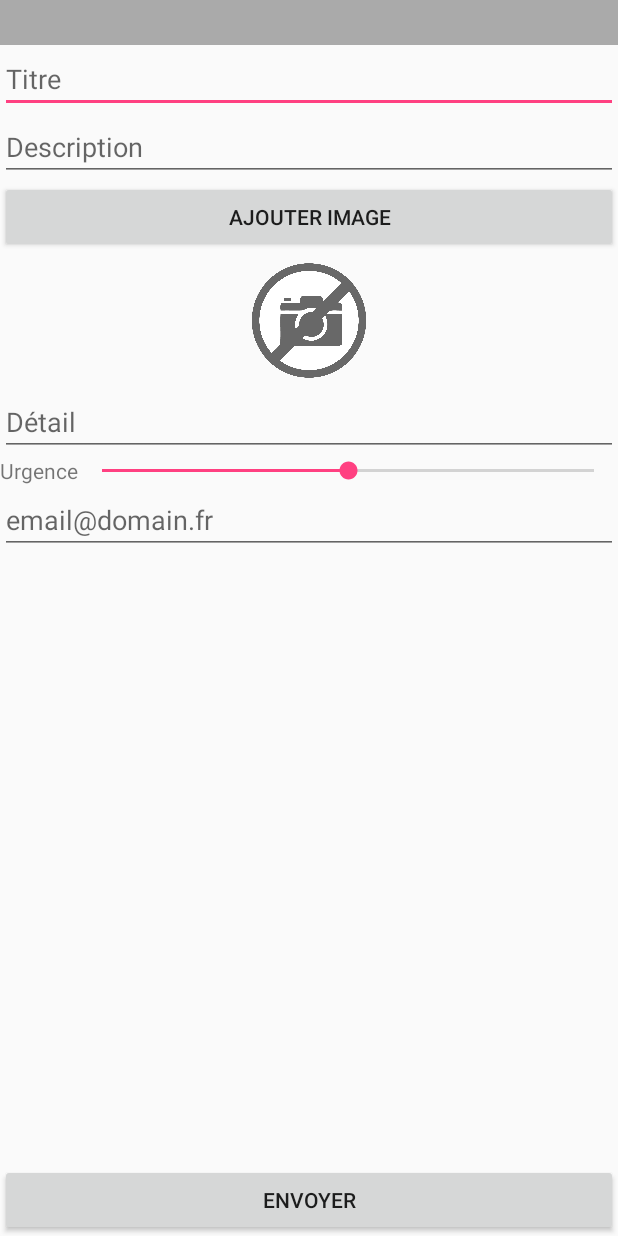
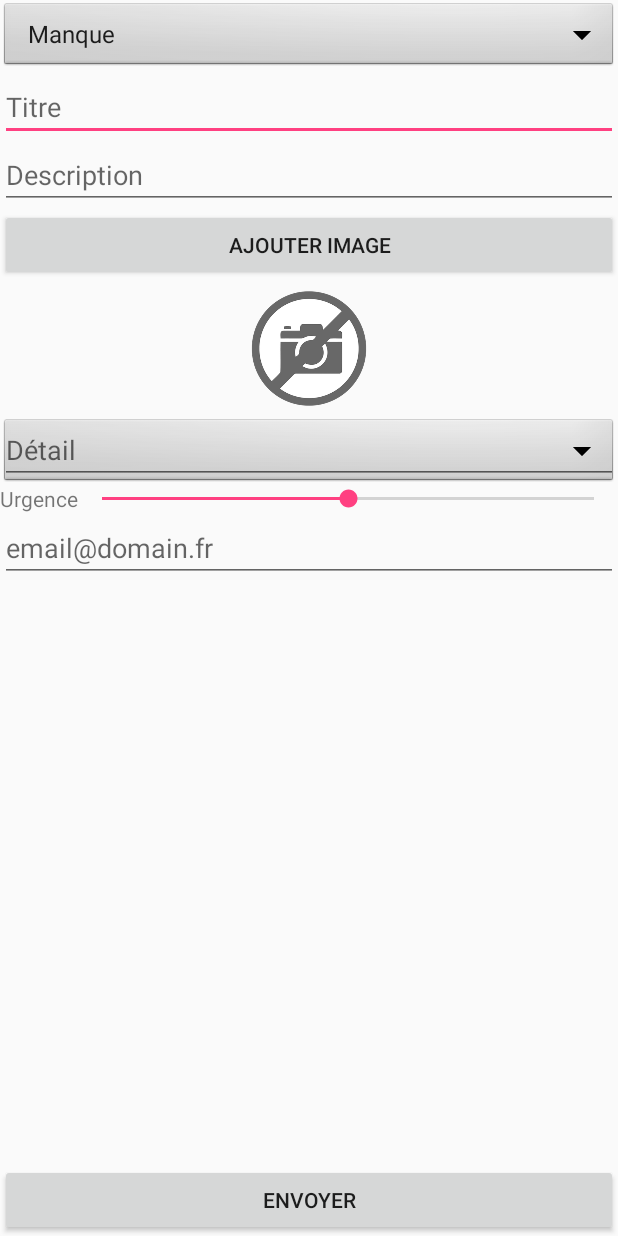
Before and after one commit to mardgui/Polyblem, an Android app: the screen it shows after launch (DeclarationActivity), after a tap on an icon or button, on a phone screen of 412 x 824 dp. Run offline under Robolectric (Android 15) with nearby library versions, the phone set to English and light mode, and no system bars.

Commit message:
Added category to dropdown

```diff
--- a/app/src/main/java/fr/unice/polytech/polyblem/declaration/DeclarationActivity.java
+++ b/app/src/main/java/fr/unice/polytech/polyblem/declaration/DeclarationActivity.java
@@ -10,6 +10,8 @@ import android.support.v4.content.FileProvider;
 import android.util.DisplayMetrics;
 import android.util.Log;
 import android.view.View;
+import android.widget.AdapterView;
+import android.widget.ArrayAdapter;
 import android.widget.Button;
 import android.widget.EditText;
 import android.widget.GridView;
@@ -23,11 +25,14 @@ import java.io.File;
 import java.io.IOException;
 import java.text.SimpleDateFormat;
 import java.util.ArrayList;
+import java.util.Calendar;
 import java.util.Date;
 import java.util.List;
+import java.util.Locale;
 
 import fr.unice.polytech.polyblem.R;
 import fr.unice.polytech.polyblem.bdd.Database;
+import fr.unice.polytech.polyblem.model.Category;
 import fr.unice.polytech.polyblem.model.Issue;
 import fr.unice.polytech.polyblem.model.Photo;
 
@@ -37,16 +42,17 @@ import fr.unice.polytech.polyblem.model.Photo;
 
 public class DeclarationActivity extends Activity implements View.OnClickListener {
 
-    static final int REQUEST_TAKE_PHOTO = 1;
+    private static final int REQUEST_TAKE_PHOTO = 1;
 
-    List<Photo> photoList = new ArrayList<>();
-    String mCurrentPhotoPath;
+    private List<Photo> photoList = new ArrayList<>();
+    private String mCurrentPhotoPath;
+    private Spinner categorySpinner;
+    private List<String> categories;
 
     @Override
     protected void onCreate(Bundle savedInstanceState) {
         super.onCreate(savedInstanceState);
         setContentView(R.layout.activity_declaration);
-        Button send = findViewById(R.id.send);
         Button addPicture = findViewById(R.id.join_image);
         addPicture.setOnClickListener(this);
 
@@ -54,19 +60,8 @@ public class DeclarationActivity extends Activity implements View.OnClickListene
         ImageView noImage = findViewById(R.id.noImageAdded);
         noImage.setImageResource(R.drawable.noimage);
 
-        send.setOnClickListener(new View.OnClickListener() {
-            @Override
-            public void onClick(View view) {
-                Issue issue = createIssue();
-                Database database = new Database(getApplicationContext());
-                long id = database.addIssue(issue);
-                Log.i("DeclarationActivity", issue.toString());
-                for (int i = 0; i < photoList.size(); i++) {
-                    database.addPicture(id, photoList.get(i).getUrl());
-                }
-                finish();
-            }
-        });
+        setSendButton();
+        setCategoriesSpinner();
     }
 
     @Override
@@ -113,7 +108,7 @@ public class DeclarationActivity extends Activity implements View.OnClickListene
 
     private void setAdapater() {
         HorizontalScrollView horizontalScrollView = findViewById(R.id.title_horizontalScrollView);
-        if( horizontalScrollView.getVisibility() == View.INVISIBLE) {
+        if (horizontalScrollView.getVisibility() == View.INVISIBLE) {
             findViewById(R.id.title_horizontalScrollView).setVisibility(View.VISIBLE);
             findViewById(R.id.noImageAdded).setVisibility(View.INVISIBLE);
         }
@@ -194,6 +189,8 @@ public class DeclarationActivity extends Activity implements View.OnClickListene
 
         issueUrgencyValue = Integer.toString(urgencyValue.getProgress());
 
+        String date = new SimpleDateFormat("dd/MM/yy", Locale.FRENCH).format(Calendar.getInstance().getTime());
+
         return new Issue(issueTitle,
                 "Manque",
                 issueDescription,
@@ -201,8 +198,48 @@ public class DeclarationActivity extends Activity implements View.OnClickListene
                 issueLocationDetail,
                 "Faible",
                 "email",
-                "date");
+                date);
     }
 
+    private void setSendButton() {
+        Button send = findViewById(R.id.send);
+        send.setOnClickListener(new View.OnClickListener() {
+            @Override
+            public void onClick(View view) {
+                Issue issue = createIssue();
+                Database database = new Database(getApplicationContext());
+                long id = database.addIssue(issue);
+                Log.i("DeclarationActivity", issue.toString());
+                for (int i = 0; i < photoList.size(); i++) {
+                    database.addPicture(id, photoList.get(i).getUrl());
+                }
+                finish();
+            }
+        });
+    }
 
+    private void setCategoriesSpinner() {
+        categories = new ArrayList<>();
+        for (Category category : Category.values()) {
+            categories.add(category.getName());
+        }
+
+        categorySpinner = findViewById(R.id.category);
+        ArrayAdapter<String> adapter = new ArrayAdapter<>(DeclarationActivity.this,
+                android.R.layout.simple_spinner_item, categories);
+
+        adapter.setDropDownViewResource(android.R.layout.simple_spinner_dropdown_item);
+        categorySpinner.setAdapter(adapter);
+        categorySpinner.setOnItemSelectedListener(new AdapterView.OnItemSelectedListener() {
+            @Override
+            public void onItemSelected(AdapterView<?> parent, View view, int position, long id) {
+                Log.v("item", (String) parent.getItemAtPosition(position));
+            }
+
+            @Override
+            public void onNothingSelected(AdapterView<?> parent) {
+                // TODO Auto-generated method stub
+            }
+        });
+    }
 }
--- /dev/null
+++ b/app/src/main/java/fr/unice/polytech/polyblem/model/Category.java
@@ -0,0 +1,23 @@
+package fr.unice.polytech.polyblem.model;
+
+/**
+ * Created by Florian on 14/05/2018.
+ */
+
+public enum Category {
+    MANQUE("Manque"),
+    CASSE("Casse"),
+    DYSFONCTIONNEMENT("Dysfonctionnement"),
+    PROPRETE("Propreté"),
+    AUTRE("Autre");
+
+    String name;
+
+    Category(String name) {
+        this.name = name;
+    }
+
+    public String getName() {
+        return name;
+    }
+}
--- a/app/src/main/res/layout/activity_declaration.xml
+++ b/app/src/main/res/layout/activity_declaration.xml
@@ -8,10 +8,11 @@
     <Spinner
         android:id="@+id/category"
         android:layout_width="match_parent"
-        android:layout_height="30dp"
+        android:layout_height="wrap_content"
         android:layout_alignParentStart="true"
         android:layout_alignParentTop="true"
-        android:background="@android:color/darker_gray" />
+        android:background="@android:drawable/btn_dropdown"
+        android:spinnerMode="dropdown"/>
 
     <EditText
         android:id="@+id/title"
@@ -72,13 +73,11 @@
 
     <Spinner
         android:id="@+id/location"
-        android:layout_width="30dp"
-        android:layout_height="30dp"
-        android:layout_alignBottom="@+id/locationDetail"
-        android:layout_alignParentStart="true"
         android:layout_below="@+id/noImageAdded"
-        android:layout_toStartOf="@+id/locationDetail"
-        android:background="@android:color/darker_gray" />
+        android:layout_width="match_parent"
+        android:layout_height="wrap_content"
+        android:background="@android:drawable/btn_dropdown"
+        android:spinnerMode="dropdown" />
 
     <EditText
         android:id="@+id/locationDetail"
@@ -94,7 +93,7 @@
         android:layout_width="wrap_content"
         android:layout_height="20dp"
         android:layout_alignParentStart="true"
-        android:layout_below="@+id/location"
+        android:layout_below="@+id/locationDetail"
         android:text="Urgence" />
 
     <SeekBar
```
Also changed, not shown: app/src/main/res/drawable/noimage.png, app/src/main/res/drawable/nopicture.png.
